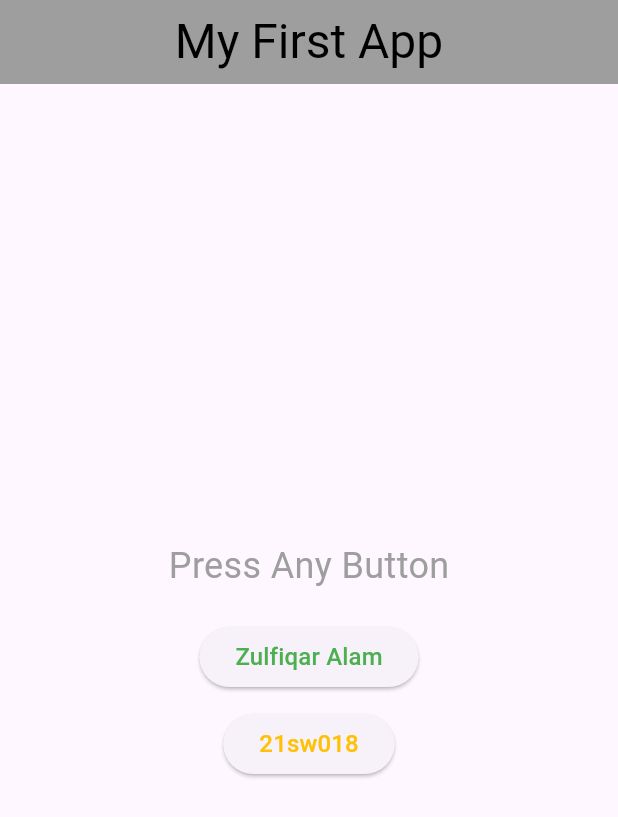
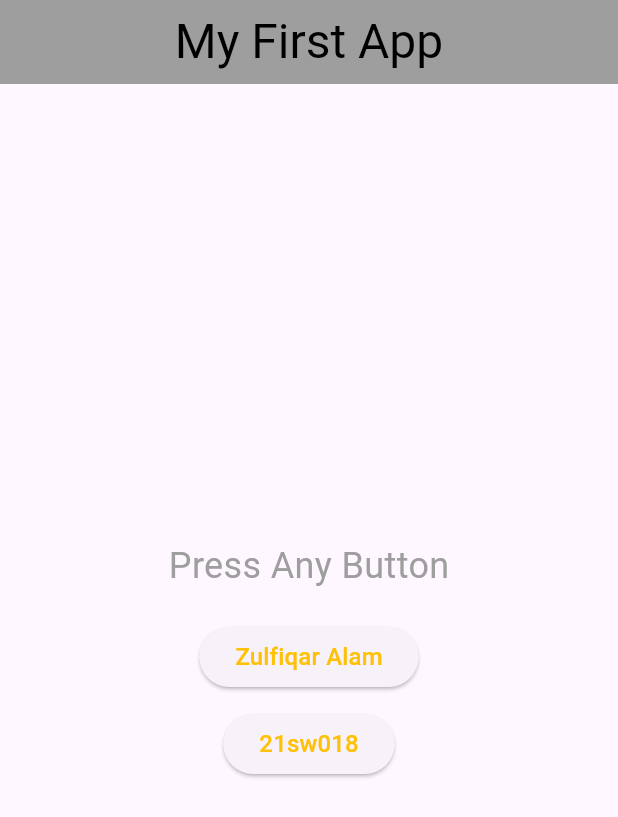
Before and after one commit to ZulfiqarAlam18/flutter_practice, a Flutter app: the screen it shows after launch, on a phone screen of 412 x 824 dp. Shown: the top 817 px of the screen. Run offline on Flutter 3.47's test engine with Material 3 defaults, Android fonts, the light colour scheme and no system bars.

Commit message:
new file added

```diff
--- a/first_project/lib/main.dart
+++ b/first_project/lib/main.dart
@@ -62,7 +62,7 @@ class _AppState extends State<Screen> {
             const SizedBox(height: 20),
             ElevatedButton(
               onPressed: _showName,
-              child: Text(name,style: TextStyle(color: Colors.green,fontSize: 16),),
+              child: Text(name,style: TextStyle(color: Colors.amber,fontSize: 16),),
             ),
             const SizedBox(height: 10),
             ElevatedButton(
```
Also changed, not shown: first_project/lib/demo.dart (added).
